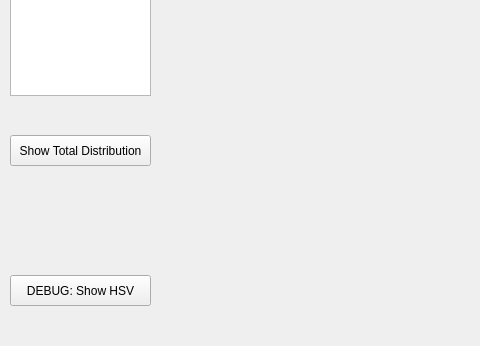
peterooch/DigiFerro, file mainwindow.ui: the form before one commit; both pictures show x 0 to 480 and y 354 to 700 of the 1008 by 700 pixel window.
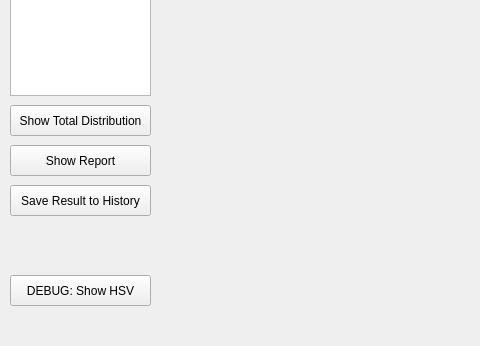
The form after the commit.

Commit message:
Glue reports and histories together
And other changes

Patch:
```diff
--- a/mainwindow.ui
+++ b/mainwindow.ui
@@ -115,7 +115,7 @@
     <property name="geometry">
      <rect>
       <x>10</x>
-      <y>470</y>
+      <y>440</y>
       <width>141</width>
       <height>31</height>
      </rect>
@@ -179,6 +179,32 @@
      <string>DEBUG: Show HSV</string>
     </property>
    </widget>
+   <widget class="QPushButton" name="addToHistoryButton">
+    <property name="geometry">
+     <rect>
+      <x>10</x>
+      <y>520</y>
+      <width>141</width>
+      <height>31</height>
+     </rect>
+    </property>
+    <property name="text">
+     <string>Save Result to History</string>
+    </property>
+   </widget>
+   <widget class="QPushButton" name="showReportButton">
+    <property name="geometry">
+     <rect>
+      <x>10</x>
+      <y>480</y>
+      <width>141</width>
+      <height>31</height>
+     </rect>
+    </property>
+    <property name="text">
+     <string>Show Report</string>
+    </property>
+   </widget>
   </widget>
   <widget class="QMenuBar" name="menubar">
    <property name="geometry">
```
Left out of the diff: 13 changed lines with no effect on the pictures. The commit also changes 8 other files.
